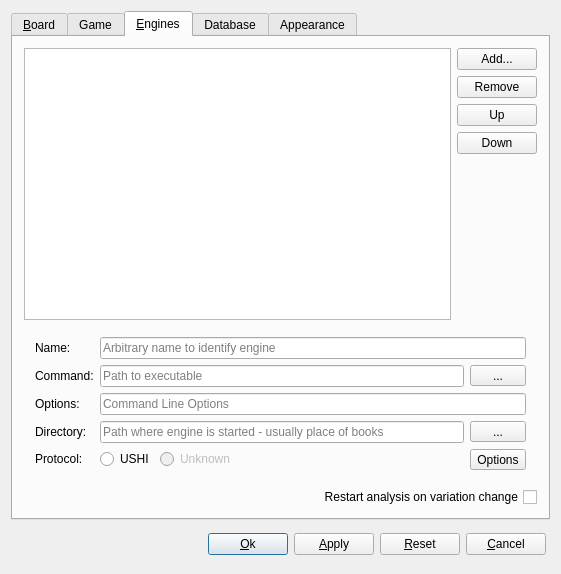
This is src/gui/preferences.ui in franzm/shatrabase as Qt 5 draws it before an edit. The edited form follows.
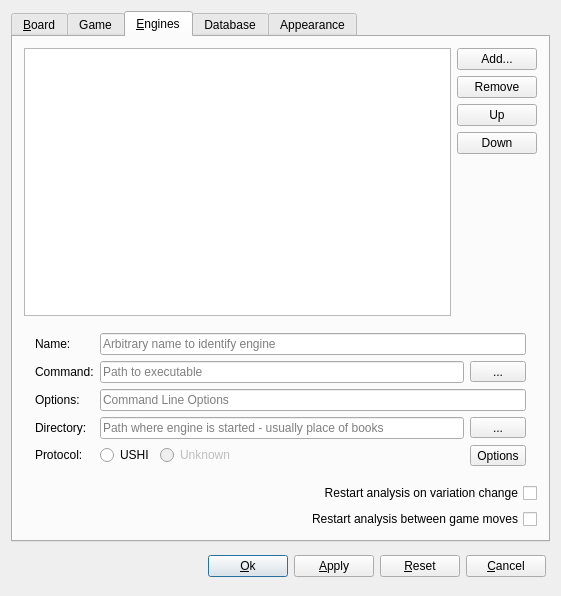
This is the edited form. The open tabs and pages were chosen to show the change. Custom widgets are drawn as their Qt base class.

Commit message: settings for PlayGameEngine::stopBetweenMoves

What changed in the file:
```diff
--- a/src/gui/preferences.ui
+++ b/src/gui/preferences.ui
@@ -7,7 +7,7 @@
     <x>0</x>
     <y>0</y>
     <width>553</width>
-    <height>574</height>
+    <height>596</height>
    </rect>
   </property>
   <property name="windowTitle">
@@ -1281,6 +1281,16 @@
          </property>
         </widget>
        </item>
+       <item row="3" column="0">
+        <widget class="QCheckBox" name="gameEngineRestartCheck">
+         <property name="layoutDirection">
+          <enum>Qt::RightToLeft</enum>
+         </property>
+         <property name="text">
+          <string>Restart analysis between game moves</string>
+         </property>
+        </widget>
+       </item>
       </layout>
      </widget>
      <widget class="QWidget" name="tabAdvanced">
```
Left out of the diff: 64 changed lines with no effect on the pictures. The commit also changes 5 other files.
